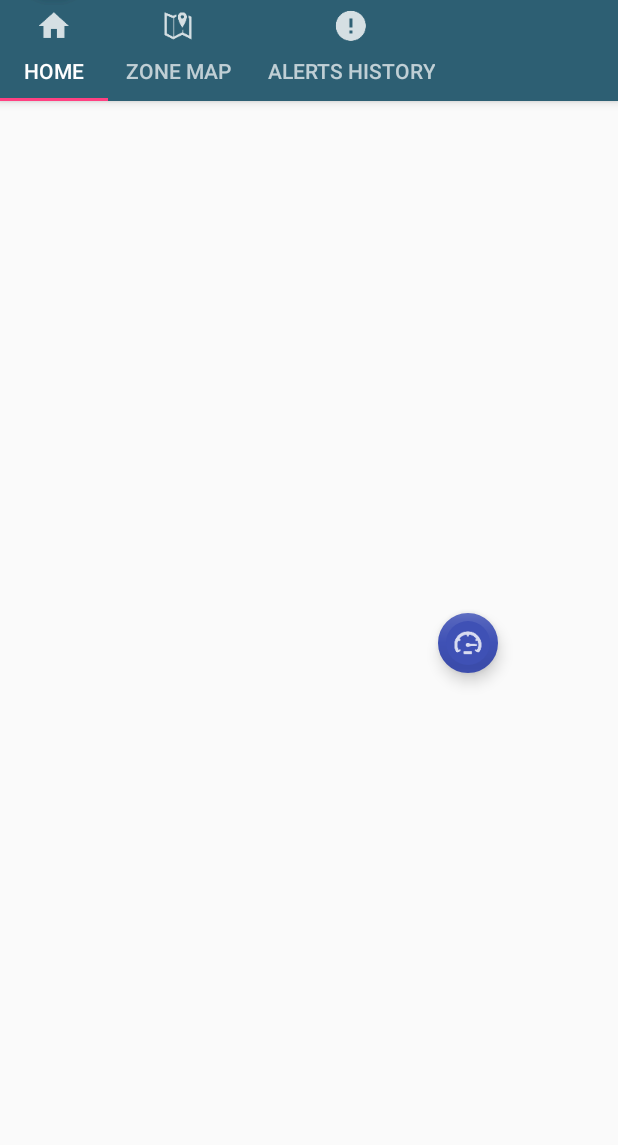
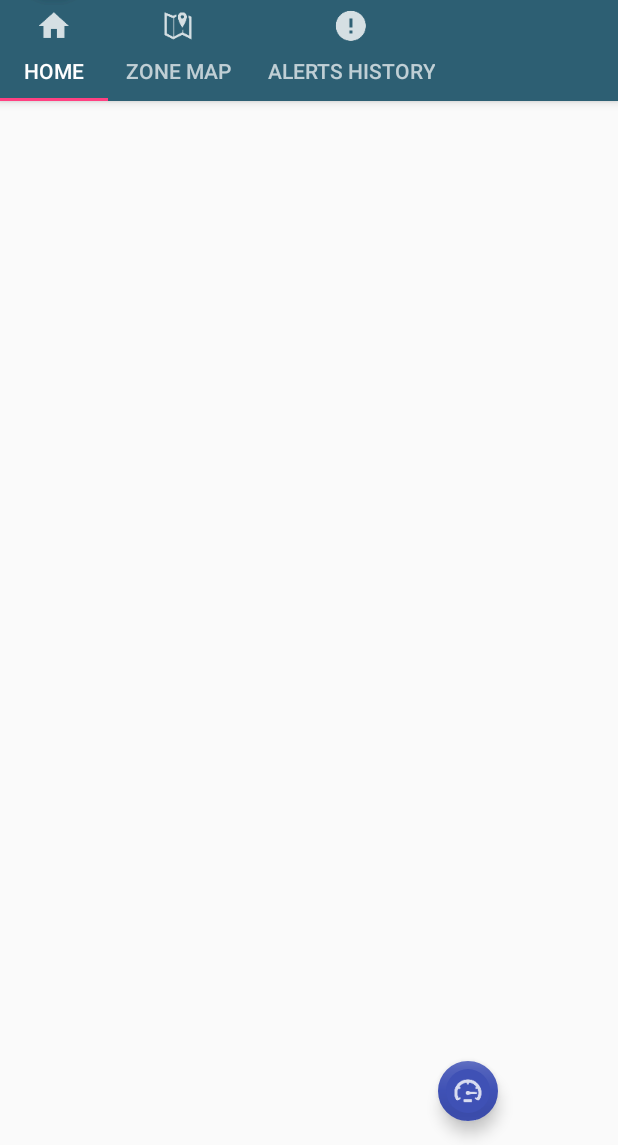
Before and after one commit to cenidetiot/DrivingApp, an Android app: the HomeFragment screen opened directly, with no data from a screen before it, on a phone screen of 412 x 824 dp, the part 91-1236 px from its top. Run offline under Robolectric (Android 15) with nearby library versions, the phone set to English and light mode, and no system bars; libraries missing offline, so code that uses them is left out: com.github.clans.fab; plain views replace FloatingActionButton, FloatingActionMenu; pictures from the network do not load; Roboto replaces fonts that are not available here; 6 statements that could not run were skipped.

Commit message:
modifique margins de speed buttons

```diff
--- a/app/src/main/res/layout/fragment_alerts.xml
+++ b/app/src/main/res/layout/fragment_alerts.xml
@@ -16,9 +16,7 @@
         android:layout_height="wrap_content"
         android:layout_gravity="bottom|right"
         android:layout_marginBottom="16dp"
-        android:layout_marginLeft="24dp"
         android:layout_marginRight="80dp"
-        android:layout_marginTop="90dp"
         android:clickable="true"
         android:src="@drawable/ic_speed"
         app:backgroundTint="@color/colorPrimary"
--- a/app/src/main/res/layout/fragment_home.xml
+++ b/app/src/main/res/layout/fragment_home.xml
@@ -5,38 +5,39 @@
     xmlns:app="http://schemas.android.com/apk/res-auto"
     tools:context="mx.edu.cenidet.app.fragments.HomeFragment">
 
-    <ScrollView
-        android:layout_width="match_parent"
-        android:layout_height="match_parent">
-        <LinearLayout
-            android:layout_width="match_parent"
-            android:layout_height="match_parent"
-            android:orientation="vertical">
-
     <ImageView
         android:id="@+id/imagenViewDetailCampus"
         android:layout_width="wrap_content"
         android:layout_height="184dp"
         android:layout_gravity="center_horizontal"
         android:layout_marginTop="15dp" />
+
+    <LinearLayout
+        android:layout_width="match_parent"
+        android:layout_height="wrap_content"
+        android:layout_marginTop="200dp"
+        android:orientation="vertical">
+
         <TextView
             android:id="@+id/tvDetailCampus"
             android:layout_width="match_parent"
-                android:layout_height="match_parent"
+            android:layout_height="wrap_content"
             android:layout_marginBottom="8dp"
             android:gravity="center"
+            android:text=""
             android:textSize="@dimen/subheading"
-                android:textStyle="bold"
-                android:text="" />
+            android:textStyle="bold" />
 
         <TextView
             android:id="@+id/tvRoadSegment"
             android:layout_width="match_parent"
-                android:layout_height="match_parent"
+            android:layout_height="wrap_content"
             android:gravity="center"
+            android:text=""
             android:textSize="@dimen/subheading"
-                android:textStyle="bold"
-                android:text="" />
+            android:textStyle="bold" />
+
+    </LinearLayout>
 
     <android.support.design.widget.FloatingActionButton
         android:id="@+id/speedButtonHome"
@@ -44,15 +45,11 @@
         android:layout_height="wrap_content"
         android:layout_gravity="bottom|right"
         android:layout_marginBottom="16dp"
-                android:layout_marginLeft="24dp"
         android:layout_marginRight="80dp"
-                android:layout_marginTop="90dp"
         android:clickable="true"
         android:src="@drawable/ic_speed"
         app:backgroundTint="@color/colorPrimary"
         app:borderWidth="5dp"
         app:fabSize="mini" />
 
-        </LinearLayout>
-    </ScrollView>
 </FrameLayout>
--- a/app/src/main/res/layout/fragment_zone.xml
+++ b/app/src/main/res/layout/fragment_zone.xml
@@ -18,9 +18,7 @@
         android:layout_height="wrap_content"
         android:layout_gravity="bottom|right"
         android:layout_marginBottom="16dp"
-        android:layout_marginLeft="24dp"
         android:layout_marginRight="80dp"
-        android:layout_marginTop="90dp"
         android:clickable="true"
         android:src="@drawable/ic_speed"
         app:backgroundTint="@color/colorPrimary"
```
Lines whose indentation alone changed are shown as unchanged.
